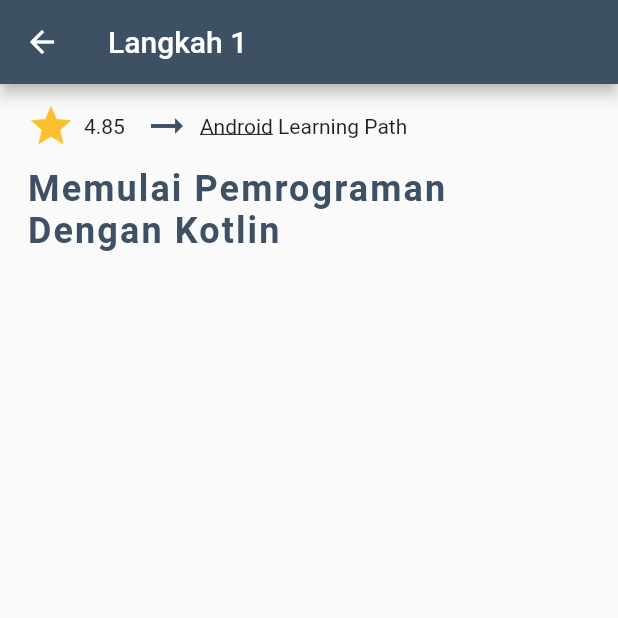
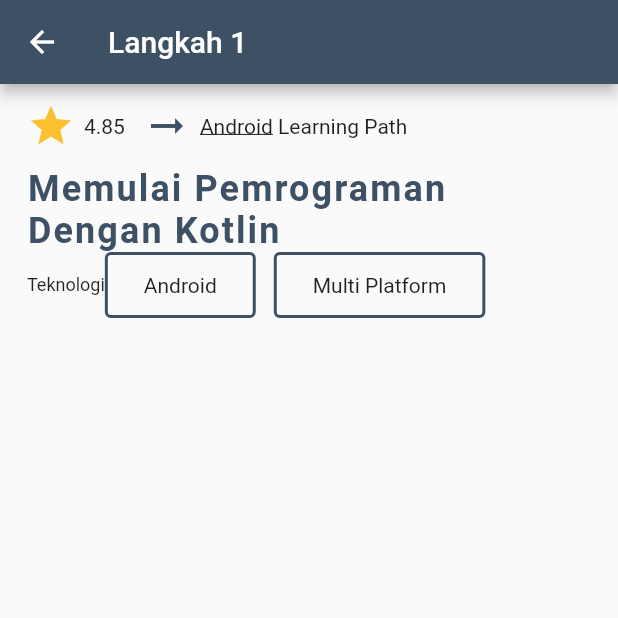
Before and after one commit to Teddir/dicoding_app, a Flutter app: the Desain2 screen opened directly, after a tap on "Langkah 1", on a phone screen of 412 x 824 dp, the top half of it. Run offline on Flutter 3.47's test engine with Material 2 defaults, Android fonts, the phone set to English and light mode, and no system bars; our stand-ins replace carousel_slider, cloud_firestore, firebase_auth, firebase_core; accounts and stored records are empty; network calls fail.

Commit message:
new update ui detailcourse

```diff
--- a/lib/pages/home.dart
+++ b/lib/pages/home.dart
@@ -553,7 +553,8 @@ class Desain2Widget extends State<Desain2> {
                     2,
                     (index) {
                       return Container(
-                        margin: EdgeInsets.only(left: 8, right: 12, bottom: 16),
+                        margin: const EdgeInsets.only(
+                            left: 8, right: 12, bottom: 16),
                         width: screenWidth,
                         padding: const EdgeInsets.symmetric(vertical: 18.0),
                         decoration: BoxDecoration(
@@ -611,8 +612,8 @@ class Desain2Widget extends State<Desain2> {
         ],
         currentIndex: _selectedIndex,
         onTap: __onItemTapped,
-        selectedItemColor: Color.fromARGB(255, 62, 80, 100),
-        unselectedItemColor: Color.fromARGB(85, 62, 80, 100),
+        selectedItemColor: const Color.fromARGB(255, 62, 80, 100),
+        unselectedItemColor: const Color.fromARGB(85, 62, 80, 100),
       ),
     );
   }
@@ -623,6 +624,7 @@ class DetailLearning extends StatelessWidget {
 
   @override
   Widget build(BuildContext context) {
+    // ignore: prefer_const_constructors
     final myColor = Color.fromARGB(255, 62, 80, 100);
     return Scaffold(
       appBar: AppBar(
@@ -690,7 +692,37 @@ class DetailLearning extends StatelessWidget {
                       color: myColor,
                       fontSize: 24,
                       letterSpacing: 1.4),
-                )
+                ),
+                Row(
+                  children: [
+                    const Text(
+                      "Teknologi",
+                      style: TextStyle(
+                        fontSize: 12,
+                        fontWeight: FontWeight.w400,
+                      ),
+                    ),
+                    Container(
+                      padding: const EdgeInsets.symmetric(
+                          horizontal: 24, vertical: 12),
+                      decoration: BoxDecoration(
+                          border: Border.all(width: 2, color: myColor),
+                          borderRadius: BorderRadius.circular(4)),
+                      child: const Text('Android'),
+                    ),
+                    const SizedBox(
+                      width: 12,
+                    ),
+                    Container(
+                      padding: const EdgeInsets.symmetric(
+                          horizontal: 24, vertical: 12),
+                      decoration: BoxDecoration(
+                          border: Border.all(width: 2, color: myColor),
+                          borderRadius: BorderRadius.circular(4)),
+                      child: const Text('Multi Platform'),
+                    ),
+                  ],
+                ),
               ],
             ),
           ),
```
